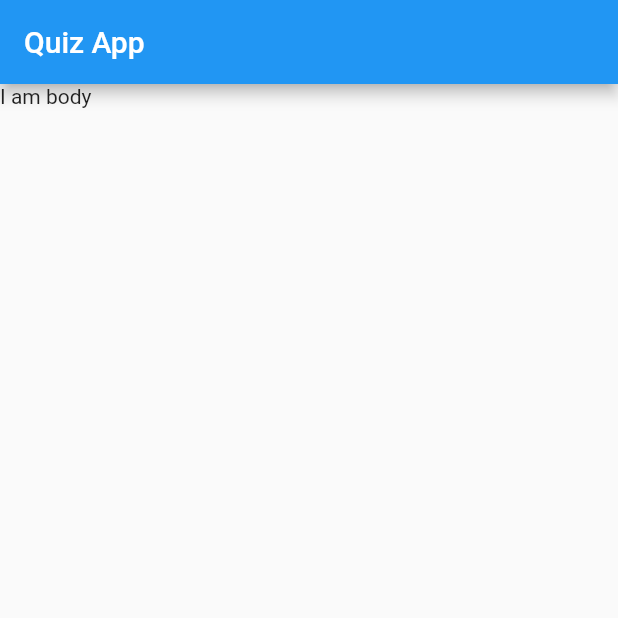
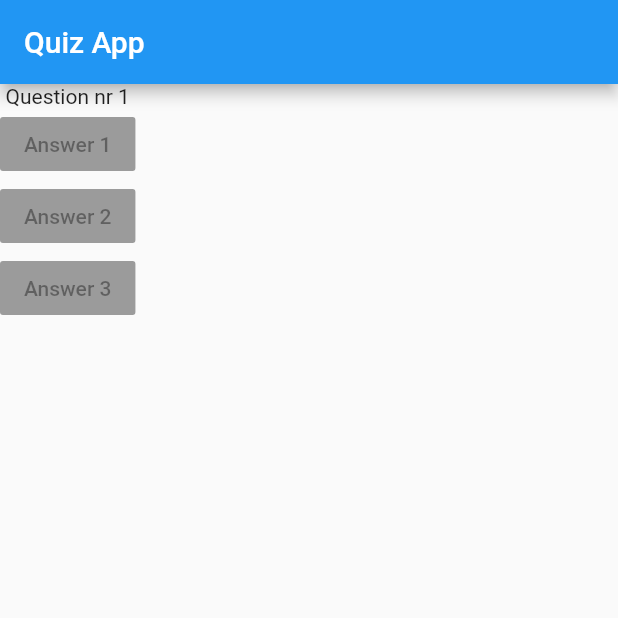
Before and after one commit to utevo/quiz_app, a Flutter app: the screen it shows after launch, on a phone screen of 412 x 824 dp, the top half of it. Run offline on Flutter 3.47's test engine with Material 2 defaults, Android fonts, the phone set to English and light mode, and no system bars.

Commit message:
feat: add buttons

```diff
--- a/lib/main.dart
+++ b/lib/main.dart
@@ -12,7 +12,23 @@ class MyApp extends StatelessWidget {
         appBar: AppBar(
           title: Text('Quiz App'),
         ),
-        body: Text('I am body'),
+        body: Column(
+          children: [
+            Text('Question nr 1'),
+            RaisedButton(
+              child: Text('Answer 1'),
+              onPressed: null,
+            ),
+            RaisedButton(
+              child: Text('Answer 2'),
+              onPressed: null,
+            ),
+            RaisedButton(
+              child: Text('Answer 3'),
+              onPressed: null,
+            ),
+          ],
+        ),
       ),
     );
   }
```
